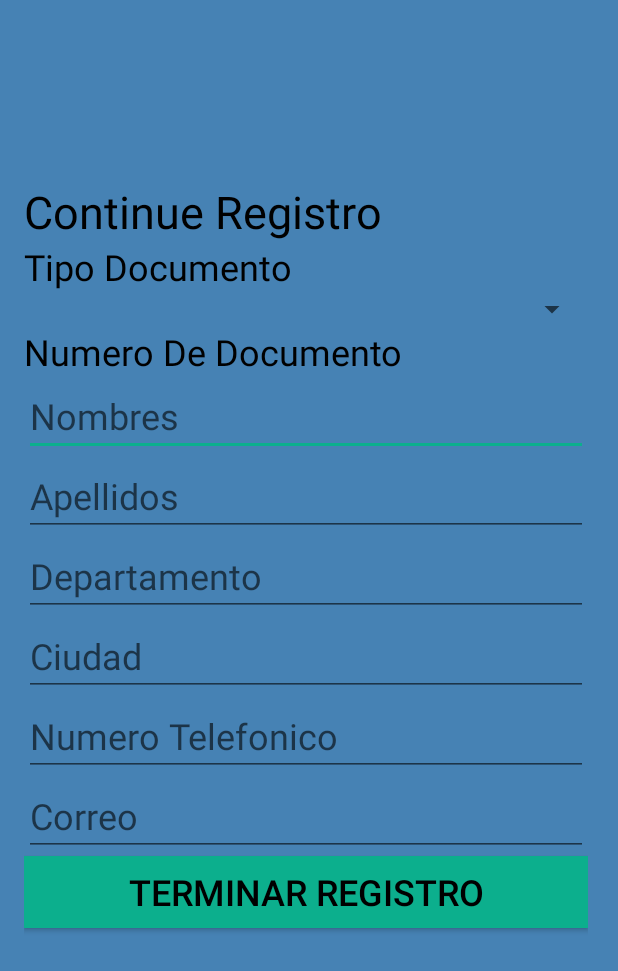
After one commit to hexante/PetAdoption, an Android app: the layout activity_registro_datos.xml on its own in the app's theme, with its tools: preview values and no code run, on a phone screen of 412 x 824 dp. The commit adds this screen. Shown: the top 971 px of the screen. Run offline under Robolectric (Android 15) with nearby library versions, the phone set to English and light mode, and no system bars.

Commit message:
Terminar Formulaio usuario Normal

```diff
--- a/app/build.gradle
+++ b/app/build.gradle
@@ -30,4 +30,9 @@ dependencies {
     testImplementation 'junit:junit:4.12'
     androidTestImplementation 'com.android.support.test:runner:1.0.2'
     androidTestImplementation 'com.android.support.test.espresso:espresso-core:3.0.2'
+    implementation 'com.android.support:design:28.0.0'
+    implementation 'com.android.support:recyclerview-v7:28.0.0'
+    implementation 'com.android.support:cardview-v7:28.0.0'
+    implementation 'com.android.support:support-v4:28.0.0'
+    implementation 'com.android.support:gridlayout-v7:28.0.0'
 }
--- a/app/src/main/AndroidManifest.xml
+++ b/app/src/main/AndroidManifest.xml
@@ -2,7 +2,7 @@
 <manifest xmlns:android="http://schemas.android.com/apk/res/android"
     package="com.example.petadoption">
 
-    <uses-permission android:name="android.permission.INTERNET"></uses-permission>
+    <uses-permission android:name="android.permission.INTERNET" />
 
     <application
         android:name=".AccoutActivity.PetAdoptionApp"
@@ -12,19 +12,29 @@
         android:roundIcon="@mipmap/ic_launcher_round"
         android:supportsRtl="true"
         android:theme="@style/AppTheme">
+        <activity android:name=".AccoutActivity.RegistroDatosActivity"></activity>
 
-        <meta-data android:name="com.facebook.sdk.ApplicationId" android:value="@string/facebook_app_id"/>
-        <activity android:name="com.facebook.FacebookActivity" android:configChanges= "keyboard|keyboardHidden|screenLayout|screenSize|orientation" android:label="@string/app_name" />
-        <activity android:name="com.facebook.CustomTabActivity" android:exported="true">
-            <intent-filter> <action android:name="android.intent.action.VIEW" />
+        <meta-data
+            android:name="com.facebook.sdk.ApplicationId"
+            android:value="@string/facebook_app_id" />
+
+        <activity
+            android:name="com.facebook.FacebookActivity"
+            android:configChanges="keyboard|keyboardHidden|screenLayout|screenSize|orientation"
+            android:label="@string/app_name" />
+        <activity
+            android:name="com.facebook.CustomTabActivity"
+            android:exported="true">
+            <intent-filter>
+                <action android:name="android.intent.action.VIEW" />
+
                 <category android:name="android.intent.category.DEFAULT" />
                 <category android:name="android.intent.category.BROWSABLE" />
+
                 <data android:scheme="@string/fb_login_protocol_scheme" />
             </intent-filter>
         </activity>
-
-
-        <activity android:name=".AccoutActivity.RecuperarContrasenaActivity"></activity>
+        <activity android:name=".AccoutActivity.RecuperarContrasenaActivity" />
         <activity android:name=".AccoutActivity.RegitrarseActivity" />
         <activity android:name=".MainActivity" />
         <activity android:name=".AccoutActivity.InicioActivity">
--- /dev/null
+++ b/app/src/main/java/com/example/petadoption/AccoutActivity/RegistroDatosActivity.java
@@ -0,0 +1,25 @@
+package com.example.petadoption.AccoutActivity;
+
+import android.support.v7.app.AppCompatActivity;
+import android.os.Bundle;
+import android.widget.ArrayAdapter;
+import android.widget.Spinner;
+
+import com.example.petadoption.R;
+
+public class RegistroDatosActivity extends AppCompatActivity {
+
+    @Override
+    protected void onCreate(Bundle savedInstanceState) {
+        super.onCreate(savedInstanceState);
+        setContentView(R.layout.activity_registro_datos);
+
+        Spinner spinner = (Spinner) findViewById(R.id.spinner);
+        String[] TipoDocumento = {"Nit","CC","TI"};
+        spinner.setAdapter(new ArrayAdapter<String>(this, R.layout.activity_registro_datos, TipoDocumento));
+
+
+
+
+    }
+}
--- /dev/null
+++ b/app/src/main/res/layout/activity_registro_datos.xml
@@ -0,0 +1,125 @@
+<?xml version="1.0" encoding="utf-8"?>
+<android.support.constraint.ConstraintLayout xmlns:android="http://schemas.android.com/apk/res/android"
+    xmlns:app="http://schemas.android.com/apk/res-auto"
+    xmlns:tools="http://schemas.android.com/tools"
+    android:layout_width="match_parent"
+    android:layout_height="match_parent"
+    tools:context=".AccoutActivity.RegistroDatosActivity"
+    android:background="@color/colorPrimaryDark">
+
+
+    <LinearLayout
+        android:layout_width="408dp"
+        android:layout_height="740dp"
+        android:background="@color/colorPrimaryDark"
+        android:gravity="center"
+        android:orientation="vertical"
+        android:padding="@dimen/activity_horizontal_margin"
+        tools:ignore="MissingConstraints"
+        tools:layout_editor_absoluteX="1dp"
+        tools:layout_editor_absoluteY="-10dp">
+
+        <TextView
+            android:id="@+id/textView4"
+            android:layout_width="match_parent"
+            android:layout_height="wrap_content"
+            android:layout_gravity="center_horizontal"
+            android:text="@string/Continue_Registro"
+            android:textColor="@android:color/black"
+            android:textSize="30sp" />
+
+        <TextView
+            android:id="@+id/textView5"
+            android:layout_width="match_parent"
+            android:layout_height="wrap_content"
+            android:text="Tipo Documento"
+            android:textSize="24sp"
+            android:textColor="@android:color/black"/>
+
+        <Spinner
+            android:id="@+id/spinner"
+            android:layout_width="match_parent"
+            android:layout_height="wrap_content"
+            android:visibility="visible"
+            android:textColor="@android:color/black"/>
+
+        <TextView
+            android:id="@+id/textView3"
+            android:layout_width="match_parent"
+            android:layout_height="wrap_content"
+            android:text="@string/Numero_De_Documento"
+            android:textSize="24sp"
+            android:textColor="@android:color/black"/>
+
+        <EditText
+            android:id="@+id/NombreUsuario"
+            android:layout_width="match_parent"
+            android:layout_height="wrap_content"
+            android:ems="10"
+            android:hint="@string/Nombres"
+            android:inputType="textPersonName"
+            android:textSize="24sp"
+            android:textColor="@android:color/black"/>
+
+        <EditText
+            android:id="@+id/ApellidoUsuario"
+            android:layout_width="match_parent"
+            android:layout_height="wrap_content"
+            android:ems="10"
+            android:hint="@string/Apellidos"
+            android:inputType="textPersonName"
+            android:textSize="24sp"
+            android:textColor="@android:color/black"/>
+
+        <EditText
+            android:id="@+id/DepartamentoUsuario"
+            android:layout_width="match_parent"
+            android:layout_height="wrap_content"
+            android:ems="10"
+            android:hint="@string/Departamento"
+            android:inputType="textPersonName"
+            android:textSize="24sp"
+            android:textColor="@android:color/black"/>
+
+        <EditText
+            android:id="@+id/CiudadUsuario"
+            android:layout_width="match_parent"
+            android:layout_height="wrap_content"
+            android:ems="10"
+            android:hint="@string/Cidudad"
+            android:inputType="textPersonName"
+            android:textSize="24sp"
+            android:textColor="@android:color/black"/>
+
+        <EditText
+            android:id="@+id/TelefonoUsuario"
+            android:layout_width="match_parent"
+            android:layout_height="wrap_content"
+            android:ems="10"
+            android:hint="@string/Numero_Telefonico"
+            android:inputType="textPersonName"
+            android:textSize="24sp"
+            android:textColor="@android:color/black"/>
+
+        <EditText
+            android:id="@+id/CorreoUsuario"
+            android:layout_width="match_parent"
+            android:layout_height="wrap_content"
+            android:ems="10"
+            android:hint="@string/Correo"
+            android:inputType="textPersonName"
+            android:textSize="24sp"
+            android:textColor="@android:color/black"/>
+
+        <Button
+            android:id="@+id/btnTerminar"
+            android:layout_width="match_parent"
+            android:layout_height="wrap_content"
+            android:text="Button"
+            android:textSize="24sp"
+            tools:text="@string/Terminar"
+            android:textColor="@android:color/black"
+            android:background="@color/colorAccent"/>
+
+    </LinearLayout>
+</android.support.constraint.ConstraintLayout>
--- a/app/src/main/res/layout/activity_regitrarse.xml
+++ b/app/src/main/res/layout/activity_regitrarse.xml
@@ -13,7 +13,9 @@
         android:gravity="center"
         android:orientation="vertical"
         android:padding="@dimen/activity_horizontal_margin"
-        tools:ignore="MissingConstraints">
+        tools:ignore="MissingConstraints"
+        tools:layout_editor_absoluteX="0dp"
+        tools:layout_editor_absoluteY="59dp">
 
 
         <ImageView
@@ -35,8 +37,6 @@
             android:inputType="textEmailAddress"
             android:maxLines="1"
             android:textColor="@android:color/white" />
-
-
 
 
         <EditText
@@ -65,6 +65,17 @@
             android:textStyle="bold" />
 
         <Button
+            android:id="@+id/sign_in_button"
+            android:layout_width="fill_parent"
+            android:layout_height="wrap_content"
+            android:layout_marginTop="20dip"
+            android:background="@null"
+            android:text="@string/btn_link_to_login"
+            android:textAllCaps="false"
+            android:textColor="@color/white"
+            android:textSize="15sp" />
+
+        <Button
             android:id="@+id/btn_reset_password"
             android:layout_width="fill_parent"
             android:layout_height="wrap_content"
@@ -76,16 +87,6 @@
 
         <!-- Link to Login Screen -->
 
-        <Button
-            android:id="@+id/sign_in_button"
-            android:layout_width="fill_parent"
-            android:layout_height="wrap_content"
-            android:layout_marginTop="20dip"
-            android:background="@null"
-            android:text="@string/btn_link_to_login"
-            android:textAllCaps="false"
-            android:textColor="@color/white"
-            android:textSize="15sp" />
     </LinearLayout>
 
     <ProgressBar
--- a/app/src/main/res/values/colors.xml
+++ b/app/src/main/res/values/colors.xml
@@ -1,7 +1,7 @@
 <?xml version="1.0" encoding="utf-8"?>
 <resources>
     <color name="colorPrimary">#00bfbf</color>
-    <color name="colorPrimaryDark">#555959</color>
+    <color name="colorPrimaryDark">#4682B4</color>
     <color name="colorAccent">#0CAF8D</color>
 
     <color name="bg_login">#26ae90</color>
@@ -12,7 +12,7 @@
     <color name="inpunt_login_hint">#999999</color>
     <color name="inpunt_register">#888888</color>
     <color name="input_regiter_hint">#5e6266</color>
-    <color name="btn_login">#26ae90</color>
+    <color name="btn_login">#26AE90</color>
     <color name="btn_login_bg">#eceef1</color>
     <color name="lbl_name">#333333</color>
     <color name="btn_logut_bg">#ff6861</color>
--- a/app/src/main/res/values/strings.xml
+++ b/app/src/main/res/values/strings.xml
@@ -2,7 +2,7 @@
     <string name="app_name">PetAdoption</string>
     <string name="facebook_app_id">155796575363652</string>
     <string name="fb_login_protocol_scheme">fb155796575363652</string>
-    <string name="cancel_login" >Se Cancelo El inicio</string>
+    <string name="cancel_login">Se Cancelo El inicio</string>
     <string name="error_login">Ocurrio un error</string>
 
 
@@ -38,4 +38,16 @@
     <string name="email_id">Identificación de correo</string>
     <string name="firebase_error_login">Error al iniciar sesión en Firebase</string>
 
+    <string name="Continue_Registro">Continue Registro</string>
+    <string name="Nombres">Nombres</string>
+    <string name="Apellidos">Apellidos</string>
+    <string name="Tipo_De_Documento">Tipo De Documento</string>
+    <string name="Numero_De_Documento">Numero De Documento</string>
+    <string name="Departamento">Departamento</string>
+    <string name="Cidudad">Ciudad</string>
+    <string name="Numero_Telefonico">Numero Telefonico</string>
+    <string name="Correo">Correo</string>
+    <string name="Terminar">Terminar Registro</string>
+
+
 </resources>
--- a/build.gradle
+++ b/build.gradle
@@ -7,7 +7,7 @@ buildscript {
 
     }
     dependencies {
-        classpath 'com.android.tools.build:gradle:3.3.1'
+        classpath 'com.android.tools.build:gradle:3.3.2'
         classpath 'com.google.gms:google-services:4.2.0'
 
         // NOTE: Do not place your application dependencies here; they belong
```
